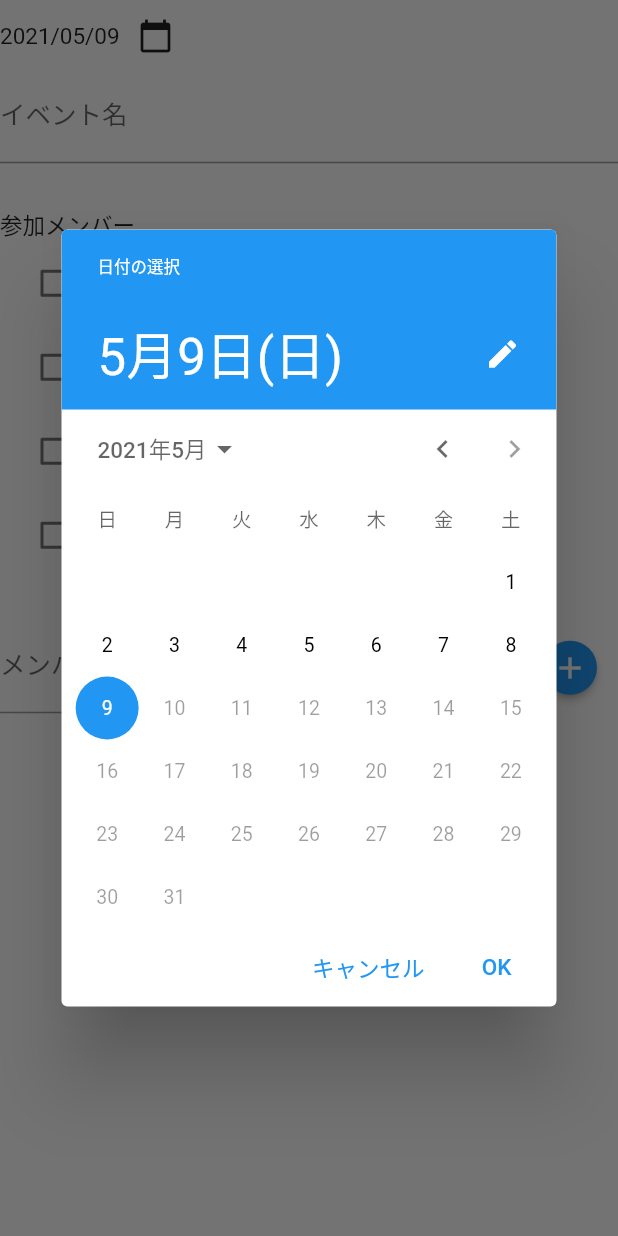
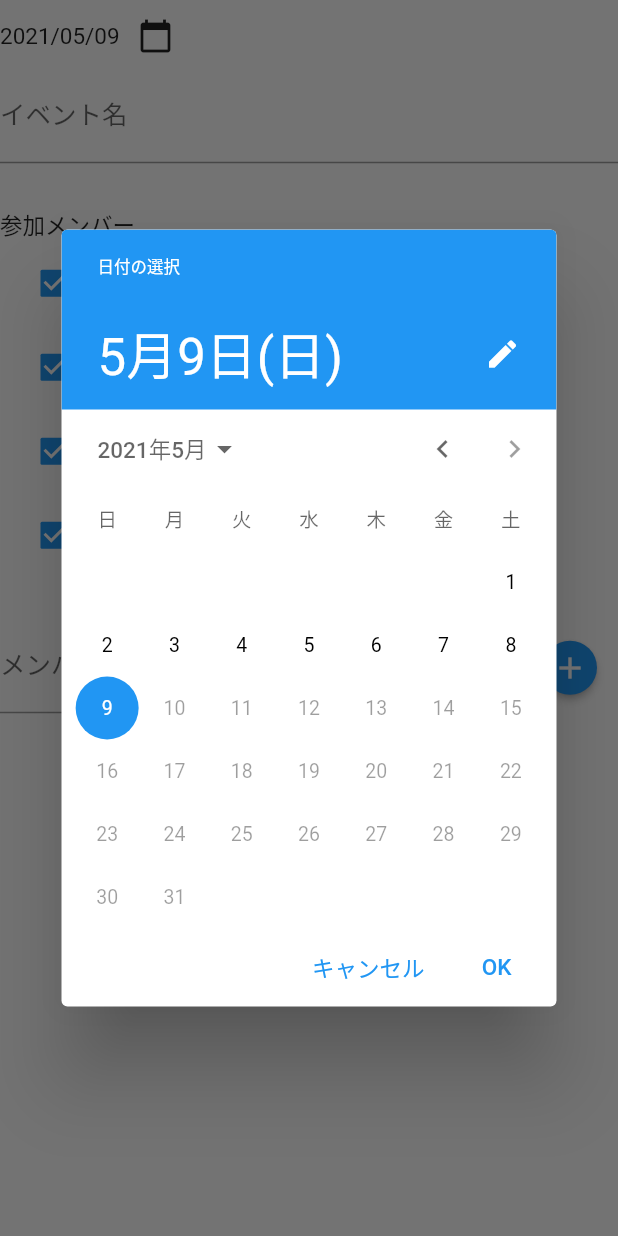
Before and after one commit to azusaw/wakejiro, a Flutter app: the EventInfoStep widget shown alone on an empty page, opened directly, after a tap on the "calendar today" icon, on a phone screen of 412 x 824 dp. Run offline on Flutter 3.47's test engine with Material 2 defaults, Android fonts, the phone set to English and light mode, and no system bars; our stand-ins replace flutter_hooks, flutter_svg, hooks_riverpod.

Commit message:
event_info_step.dart を provider を使用するよう修正

```diff
--- a/flutter/lib/components/steps/event_info_step.dart
+++ b/flutter/lib/components/steps/event_info_step.dart
@@ -1,35 +1,40 @@
 import 'package:flutter/cupertino.dart';
 import 'package:flutter/material.dart';
+import 'package:flutter_hooks/flutter_hooks.dart';
 import 'package:flutter_sample/models/member.dart';
+import 'package:flutter_sample/view_models/event_view_model.dart';
+import 'package:flutter_sample/view_models/member_view_model.dart';
+import 'package:hooks_riverpod/hooks_riverpod.dart';
 import 'package:intl/intl.dart';
 
-class EventInfoStep extends StatefulWidget {
-  @override
-  _EventInfoStepState createState() => _EventInfoStepState();
-}
+final eventProvider = ChangeNotifierProvider((ref) => EventViewModel());
+final memberProvider = ChangeNotifierProvider((ref) => Member(name: ""));
+final memberListProvider =
+    ChangeNotifierProvider((ref) => MemberListViewModel(memberList: [
+          MemberViewModel(member: Member(name: "八田")),
+          MemberViewModel(member: Member(name: "渡邉")),
+          MemberViewModel(member: Member(name: "宮谷")),
+          MemberViewModel(member: Member(name: "半田"))
+        ]));
+final addedMemberListProvider =
+    ChangeNotifierProvider((ref) => MemberListViewModel(memberList: []));
 
-class _EventInfoStepState extends State<EventInfoStep> {
-  // サンプルデータ
-  var _memberCheckedMap = {
-    new Member(name: "八田"): false,
-    new Member(name: "渡邉"): false,
-    new Member(name: "宮谷"): false,
-    new Member(name: "半田"): false
-  };
-  var _memberAddedList = [];
-  var _date = new DateTime.now();
-  var _memberNameToAdded = '';
-
+class EventInfoStep extends HookWidget {
   @override
   Widget build(BuildContext context) {
+    final eventPv = useProvider(eventProvider);
+    final memberPv = useProvider(memberProvider);
+    final memberListPv = useProvider(memberListProvider);
+    final addedMemberListPv = useProvider(addedMemberListProvider);
+
     return Column(
         crossAxisAlignment: CrossAxisAlignment.start,
         children: <Widget>[
           Row(
             children: [
-              Text(dateFormat(_date)),
+              Text(dateFormat(eventPv.date)),
               IconButton(
-                  onPressed: () => selectDate(context),
+                  onPressed: () => selectDate(context, eventPv),
                   icon: Icon(Icons.calendar_today))
             ],
           ),
@@ -39,18 +44,13 @@ class _EventInfoStepState extends State<EventInfoStep> {
           SizedBox(height: 30),
           Text('参加メンバー', textAlign: TextAlign.start),
           ListView.builder(
-            itemCount: _memberCheckedMap.length,
+            itemCount: memberListPv.memberList.length,
             itemBuilder: (context, index) {
               return CheckboxListTile(
-                title:
-                    Text(_memberCheckedMap.entries.elementAt(index).key.name),
-                value: _memberCheckedMap.entries.elementAt(index).value,
+                title: Text(memberListPv.memberList[index].member.name),
+                value: memberListPv.memberList[index].checked,
                 onChanged: (newValue) {
-                  setState(() {
-                    _memberCheckedMap.update(
-                        _memberCheckedMap.entries.elementAt(index).key,
-                        (value) => newValue);
-                  });
+                  memberListPv.changeChecked(newValue, index);
                 },
                 controlAffinity: ListTileControlAffinity.leading,
               );
@@ -63,20 +63,17 @@ class _EventInfoStepState extends State<EventInfoStep> {
             children: [
               Expanded(
                   child: TextFormField(
-                      initialValue: _memberNameToAdded,
-                      decoration: InputDecoration(labelText: 'メンバー名'),
-                      onChanged: (newValue) {
-                        setState(() {
-                          _memberNameToAdded = newValue;
-                        });
-                      },
-                      )),
+                initialValue: "",
+                decoration: InputDecoration(labelText: 'メンバー名'),
+                onChanged: (newValue) {
+                  memberPv.setName(newValue);
+                },
+              )),
               ElevatedButton(
                 onPressed: () {
-                  if (_memberNameToAdded.trim().isNotEmpty) {
-                    _memberAddedList
-                        .add(new Member(name: _memberNameToAdded.trim()));
-                    setState(() => _memberNameToAdded = 'hoge');
+                  if (memberPv.name.trim().isNotEmpty) {
+                    addedMemberListPv.add(Member(name: memberPv.name));
+                    print(addedMemberListPv.memberList.length);
                   }
                 },
                 child: Icon(Icons.add),
@@ -90,19 +87,19 @@ class _EventInfoStepState extends State<EventInfoStep> {
         ]);
   }
 
-  Future<Null> selectDate(BuildContext context) async {
+  Future<Null> selectDate(BuildContext context, EventViewModel eventPv) async {
     final picked = await showDatePicker(
       context: context,
       locale: const Locale("ja"),
-      initialDate: _date,
-      firstDate: new DateTime(1900),
-      lastDate: new DateTime.now(),
+      initialDate: eventPv.date,
+      firstDate: DateTime(1900),
+      lastDate: DateTime.now(),
     );
-    if (picked != null) setState(() => _date = picked);
+    if (picked != null) eventPv.date = picked;
   }
 
   String dateFormat(DateTime dateTime) {
-    var formatter = new DateFormat('yyyy/MM/dd', "ja_JP");
+    var formatter = DateFormat('yyyy/MM/dd', "ja_JP");
     var formatted = formatter.format(dateTime); // DateからString
     return formatted;
   }
--- a/flutter/lib/models/member.dart
+++ b/flutter/lib/models/member.dart
@@ -1,11 +1,15 @@
 import 'package:flutter/material.dart';
 
-class Member {
+class Member extends ChangeNotifier {
   Member({
     @required this.name,
   });
 
   String name;
+
+  void setName(String name) {
+    this.name = name;
+  }
 
   Member copyWith({
     String name,
--- /dev/null
+++ b/flutter/lib/view_models/event_view_model.dart
@@ -0,0 +1,6 @@
+import 'package:flutter/material.dart';
+
+class EventViewModel with ChangeNotifier {
+  var name = "";
+  var date = DateTime.now();
+}
```
Also changed, not shown: flutter/lib/view_models/member_view_model.dart (+21 -3 lines).
